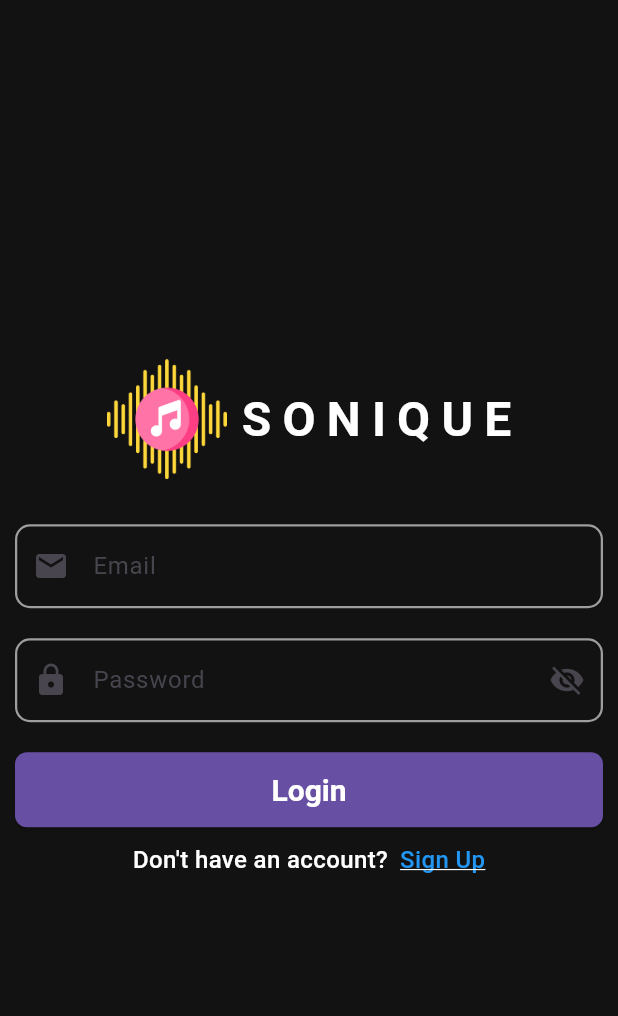
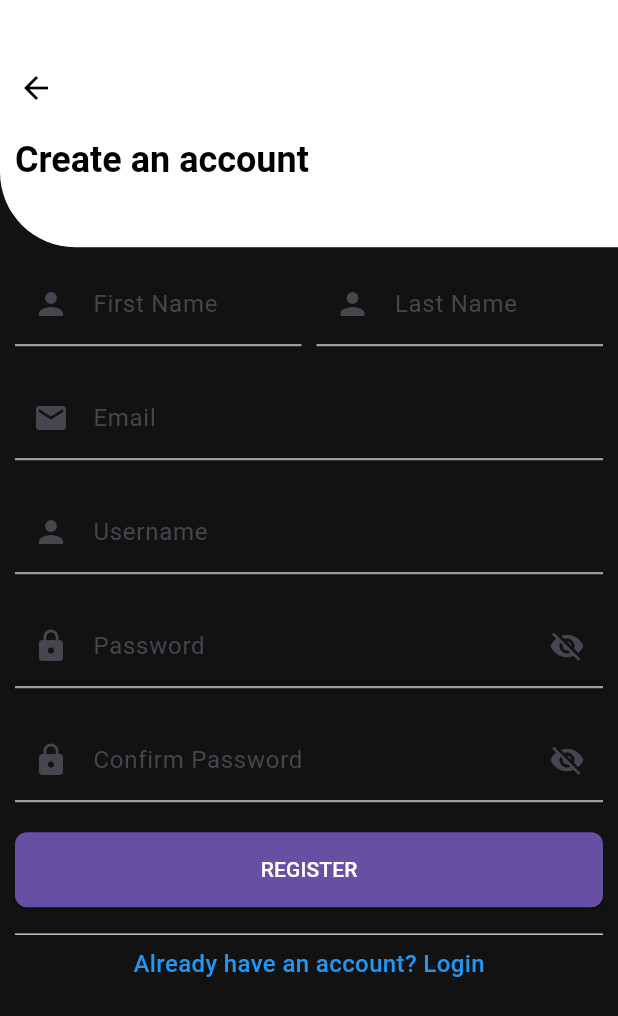
Before and after one commit to Nyi-NyiSoe/sonique-mobile, a Flutter app: the LoginPage screen opened by its route, after a tap on "Sign Up", on a phone screen of 412 x 824 dp. Shown: the top 1016 px of the screen. Run offline on Flutter 3.47's test engine with Material 3 defaults, Android fonts, the phone set to English and light mode, and no system bars; our stand-ins replace flutter_spinkit, get_it, go_router.

Commit message:
feat(signup-page):added signup page

```diff
--- a/lib/Representation/screens/login_page.dart
+++ b/lib/Representation/screens/login_page.dart
@@ -1,7 +1,9 @@
 import 'package:flutter/material.dart';
 import 'package:flutter_spinkit/flutter_spinkit.dart';
+import 'package:go_router/go_router.dart';
 import 'package:sonique/Representation/widgets/CustomButton.dart';
 import 'package:sonique/Representation/widgets/CustomTextField.dart';
+import 'package:sonique/core/theme/services/routes/routes.dart';
 
 class LoginPage extends StatefulWidget {
   LoginPage({super.key});
@@ -142,6 +144,7 @@ class _LoginPageState extends State<LoginPage> {
                         child: GestureDetector(
                           onTap: () {
                             //Navigate to Sign Up page
+                            context.push(Routes.signUp);
                           },
                           child: Text(
                             "Sign Up",
--- /dev/null
+++ b/lib/Representation/screens/signup_page.dart
@@ -0,0 +1,224 @@
+import 'package:flutter/material.dart';
+import 'package:flutter_spinkit/flutter_spinkit.dart';
+import 'package:go_router/go_router.dart';
+import 'package:sonique/Representation/widgets/CustomButton.dart';
+import 'package:sonique/Representation/widgets/CustomTextField.dart';
+import 'package:sonique/core/theme/services/routes/routes.dart';
+
+class SignupPage extends StatefulWidget {
+  const SignupPage({super.key});
+
+  @override
+  State<SignupPage> createState() => _SignupPageState();
+}
+
+class _SignupPageState extends State<SignupPage> {
+  bool obscure1 = true;
+  bool obscure2 = true;
+  bool isLoading = false;
+  final _formKey = GlobalKey<FormState>();
+  final _firstNameController = TextEditingController();
+  final _lastNameController = TextEditingController();
+  final _confirmPasswordController = TextEditingController();
+  final _passwordController = TextEditingController();
+  final _usernameController = TextEditingController();
+  final _emailController = TextEditingController();
+  @override
+  Widget build(BuildContext context) {
+    return SafeArea(
+      child: Scaffold(
+        body: SingleChildScrollView(
+          child: Column(
+            children: [
+              Container(
+                width: MediaQuery.of(context).size.width,
+                decoration: BoxDecoration(
+                  color: Colors.white,
+                  borderRadius: BorderRadius.only(
+                    bottomLeft: Radius.circular(50),
+                  ),
+                ),
+                height: MediaQuery.of(context).size.height * 0.2,
+                child: Column(
+                  mainAxisAlignment: MainAxisAlignment.center,
+                  crossAxisAlignment: CrossAxisAlignment.start,
+                  children: [
+                    IconButton(
+                      icon: Icon(Icons.arrow_back, color: Colors.black),
+                      onPressed: () {
+                        context.pop();
+                      },
+                    ),
+                    Padding(
+                      padding: const EdgeInsets.all(10.0),
+                      child: Text(
+                        "Create an account",
+                        style: Theme.of(context).textTheme.displayMedium!
+                            .copyWith(color: Colors.black),
+                      ),
+                    ),
+                  ],
+                ),
+              ),
+              Padding(
+                padding: const EdgeInsets.all(10.0),
+                child: Form(
+                  key: _formKey,
+                  child: Column(
+                    children: [
+                      Row(
+                        mainAxisAlignment: MainAxisAlignment.spaceBetween,
+                        crossAxisAlignment: CrossAxisAlignment.center,
+                        children: [
+                          Expanded(
+                            child: CustomTextFormField(
+                              label: "First Name",
+                              hintText: "First Name",
+                              controller: _firstNameController,
+                              prefixIcon: Icon(Icons.person),
+                              validator: (value) {
+                                if (value == null || value.isEmpty) {
+                                  return 'Please enter your first name';
+                                }
+                                return null;
+                              },
+                            ),
+                          ),
+                          SizedBox(width: 10),
+                          Expanded(
+                            child: CustomTextFormField(
+                              label: "Last Name",
+                              hintText: "Last Name",
+                              controller: _lastNameController,
+                              prefixIcon: Icon(Icons.person),
+                              validator: (value) {
+                                if (value == null || value.isEmpty) {
+                                  return 'Please enter your first name';
+                                }
+                                return null;
+                              },
+                            ),
+                          ),
+                        ],
+                      ),
+                      SizedBox(height: 20),
+                      CustomTextFormField(
+                        label: "Email",
+                        hintText: "Enter your email",
+                        prefixIcon: Icon(Icons.email),
+                        controller: _emailController,
+                        validator: (value) {
+                          if (value == null || value.isEmpty) {
+                            return 'Please enter your email';
+                          }
+                          if (!RegExp(r'^[^@]+@[^@]+\.[^@]+').hasMatch(value)) {
+                            return 'Please enter a valid email address';
+                          }
+                          return null;
+                        },
+                      ),
+                      SizedBox(height: 20),
+                      CustomTextFormField(
+                        label: "Username",
+                        hintText: "Enter your username",
+                        controller: _usernameController,
+                        prefixIcon: Icon(Icons.person),
+                        validator: (value) {
+                          if (value == null || value.isEmpty) {
+                            return 'Please enter your username';
+                          }
+                          return null;
+                        },
+                      ),
+                      SizedBox(height: 20),
+                      CustomTextFormField(
+                        label: "Password",
+                        hintText: "Enter your password",
+                        controller: _passwordController,
+                        obscureText: obscure1,
+                        prefixIcon: Icon(Icons.lock),
+                        validator: (value) {
+                          if (value == null || value.isEmpty) {
+                            return 'Please enter your password';
+                          }
+                          if (value.length < 6) {
+                            return 'Password must be at least 6 characters long';
+                          }
+                          return null;
+                        },
+                        suffixIcon: GestureDetector(
+                          onTap: () {
+                            setState(() {
+                              obscure1 = !obscure1;
+                            });
+                          },
+                          child:
+                              obscure1
+                                  ? Icon(Icons.visibility_off)
+                                  : Icon(Icons.visibility),
+                        ),
+                      ),
+                      SizedBox(height: 20),
+                      CustomTextFormField(
+                        label: "Confirm Password",
+                        hintText: "Confirm your password",
+                        controller: _confirmPasswordController,
+                        obscureText: obscure2,
+                        prefixIcon: Icon(Icons.lock),
+                        validator: (value) {
+                          if (value == null || value.isEmpty) {
+                            return 'Please confirm your password';
+                          }
+                          if (value != _passwordController.text) {
+                            return 'Passwords do not match';
+                          }
+                          return null;
+                        },
+                        suffixIcon: GestureDetector(
+                          onTap: () {
+                            setState(() {
+                              obscure2 = !obscure2;
+                            });
+                          },
+                          child:
+                              obscure2
+                                  ? Icon(Icons.visibility_off)
+                                  : Icon(Icons.visibility),
+                        ),
+                      ),
+                      SizedBox(height: 20),
+                      CustomElevatedButton(
+                        child: isLoading ? SpinKitWave() : Text("REGISTER"),
+                        onPressed: () {
+                          if (_formKey.currentState!.validate()) {
+                            setState(() {
+                              isLoading = true;
+                            });
+                            // Perform registration logic here
+                            // After successful registration, navigate to the next screen
+                            context.go(Routes.home);
+                          }
+                        },
+                      ),
+                      SizedBox(height: 10),
+                      Divider(),
+                      GestureDetector(
+                        onTap: () {
+                          context.push('/login');
+                        },
+                        child: Text(
+                          "Already have an account? Login",
+                          style: TextStyle(color: Colors.blue, fontSize: 16),
+                        ),
+                      ),
+                    ],
+                  ),
+                ),
+              ),
+            ],
+          ),
+        ),
+      ),
+    );
+  }
+}
--- a/lib/Representation/widgets/CustomTextField.dart
+++ b/lib/Representation/widgets/CustomTextField.dart
@@ -47,19 +47,15 @@ class CustomTextFormField extends StatelessWidget {
         fillColor: fillColor,
         prefixIcon: prefixIcon,
         suffixIcon: suffixIcon,
-        border: OutlineInputBorder(
-          borderRadius: BorderRadius.circular(borderRadius),
+        border: UnderlineInputBorder(
           borderSide: BorderSide(color: borderColor, width: 1.5),
         ),
-        enabledBorder: OutlineInputBorder(
-          borderRadius: BorderRadius.circular(borderRadius),
+        enabledBorder: UnderlineInputBorder(
           borderSide: BorderSide(color: borderColor, width: 1.5),
         ),
-        focusedBorder: OutlineInputBorder(
-          borderRadius: BorderRadius.circular(borderRadius),
+        focusedBorder: UnderlineInputBorder(
           borderSide: BorderSide(color: focusedBorderColor, width: 2),
         ),
-      ),
-    );
+    ));
   }
 }
--- a/lib/core/theme/services/routes/routes.dart
+++ b/lib/core/theme/services/routes/routes.dart
@@ -2,5 +2,5 @@ class Routes {
   static const String splash = '/splash';
   static const String home = '/home';
   static const String login = '/login';
-  static const String signUp = '/signUp';
+  static const String signUp = '/signup';
 }
--- a/lib/core/theme/services/routes/routing_service.dart
+++ b/lib/core/theme/services/routes/routing_service.dart
@@ -1,6 +1,7 @@
 import 'package:go_router/go_router.dart';
 import 'package:sonique/Representation/screens/home_page.dart';
 import 'package:sonique/Representation/screens/login_page.dart';
+import 'package:sonique/Representation/screens/signup_page.dart';
 import 'package:sonique/Representation/screens/splash_page.dart';
 import 'package:sonique/core/theme/services/routes/routes.dart';
 
@@ -14,7 +15,7 @@ class RoutingService {
       ),
       GoRoute(path: Routes.home, builder: (context, state) => const HomePage()),
       GoRoute(path: Routes.login, builder: (context, state) => LoginPage()),
-      //GoRoute(path: Routes.signUp, builder: (context, state) =>  SignUpPage()),
+      GoRoute(path: Routes.signUp, builder: (context, state) =>  SignupPage()),
     ],
   );
 }
```
Also changed, not shown: 1 other file.
